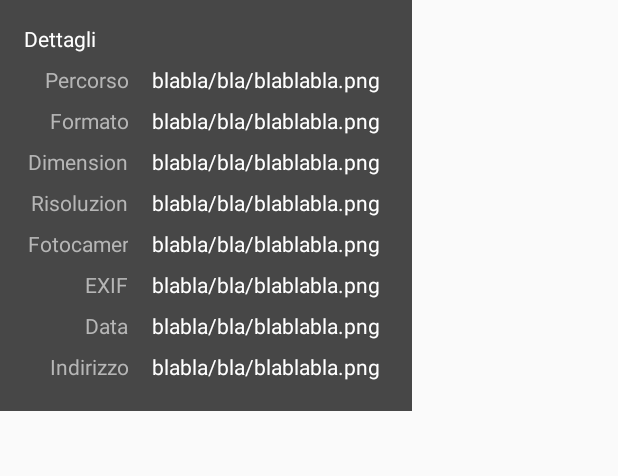
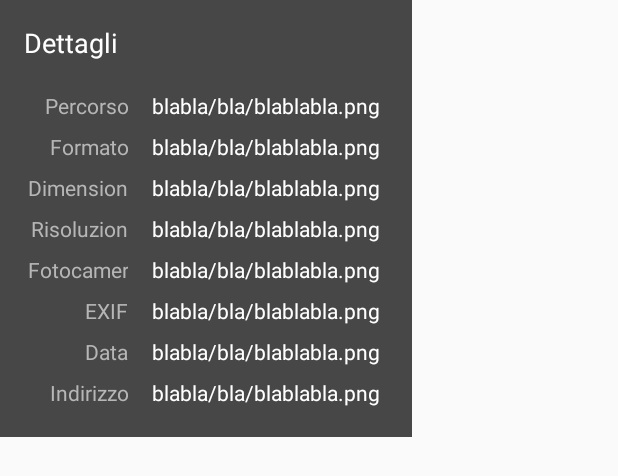
Before and after one commit to stefanogianelli/MapperApp, an Android app: the layout dialog_dettagli_foto.xml on its own in the app's theme, with its tools: preview values and no code run, on a phone screen of 412 x 824 dp. Shown: the top 476 px of the screen. Run offline under Robolectric (Android 15) with nearby library versions, the phone set to English and light mode, and no system bars.

Commit message:
Layout dettagli foto

```diff
--- a/mapper/src/main/res/layout/dialog_dettagli_foto.xml
+++ b/mapper/src/main/res/layout/dialog_dettagli_foto.xml
@@ -8,13 +8,14 @@
     <TextView
         android:layout_width="match_parent"
         android:layout_height="wrap_content"
+        android:textSize="18dp"
         android:text="@string/dettagli"
         android:textColor="@color/white"
         android:paddingLeft="@dimen/dialog_header_padding_left"
         android:paddingRight="@dimen/dialog_header_padding_right"
         android:paddingEnd="@dimen/dialog_header_padding_right"
         android:paddingTop="@dimen/dialog_header_padding_left"
-        android:paddingBottom="@dimen/df_margin_v"/>
+        android:paddingBottom="@dimen/dialog_header_padding_left"/>
 
     <LinearLayout
         android:id="@+id/df_container_percorso"
```
